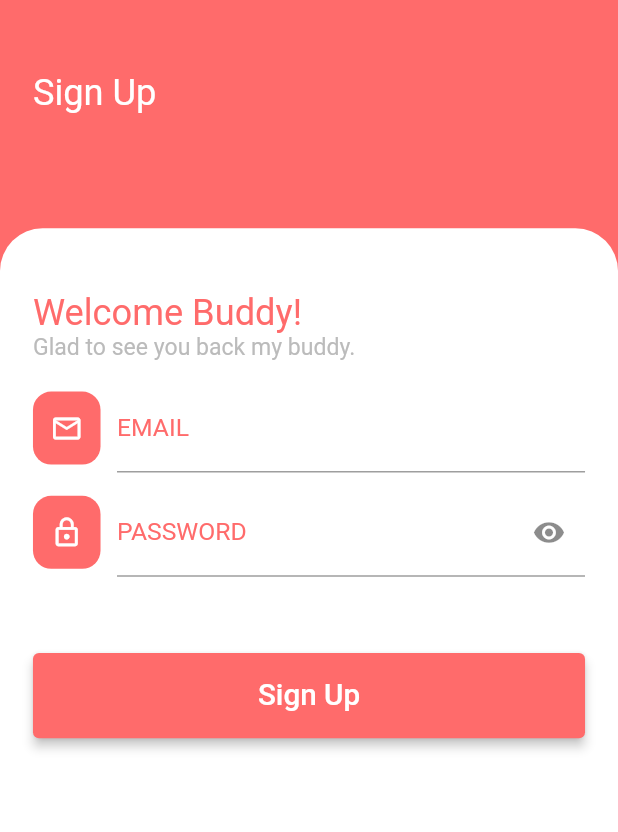
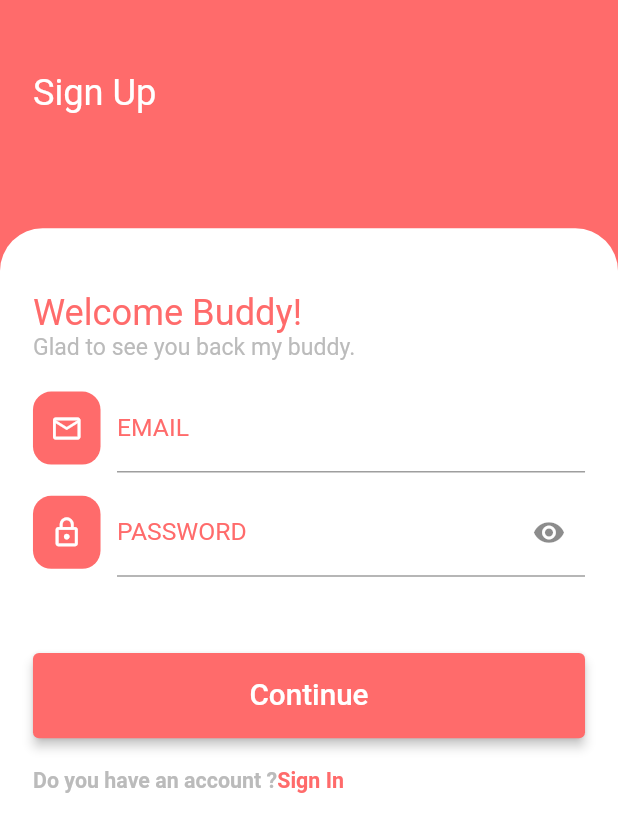
Before and after one commit to Rasyid-Renaldi/e_commerce_app, a Flutter app: the RegistrationScreen screen opened directly, on a phone screen of 412 x 824 dp. Shown: the top 832 px of the screen. Run offline on Flutter 3.47's test engine with Material 2 defaults, Android fonts, the phone set to English and light mode, and no system bars; our stand-ins replace carousel_slider, cloud_firestore, dots_indicator, firebase_auth, firebase_core, flutter_screenutil and 1 more; accounts and stored records are empty; network calls fail.

Commit message:
newest update

```diff
--- a/lib/ui/login_screen.dart
+++ b/lib/ui/login_screen.dart
@@ -137,7 +137,7 @@ class _LoginScreenState extends State<LoginScreen> {
                               child: TextField(
                                 controller: _emailController,
                                 decoration: InputDecoration(
-                                  hintText: "rasyed1127@gmail.com",
+                                  hintText: "fill in your email",
                                   hintStyle: TextStyle(
                                     fontSize: 14.sp,
                                     color: Color(0xFF414041),
--- a/lib/ui/registration_screen.dart
+++ b/lib/ui/registration_screen.dart
@@ -1,6 +1,7 @@
 // ignore_for_file: prefer_const_literals_to_create_immutables, prefer_const_constructors, library_private_types_in_public_api, unused_field, avoid_print, use_build_context_synchronously
 
 import 'package:e_commerce_app/const/AppColors.dart';
+import 'package:e_commerce_app/ui/login_screen.dart';
 import 'package:e_commerce_app/ui/user_form.dart';
 import 'package:e_commerce_app/widgets/customButton.dart';
 import 'package:firebase_auth/firebase_auth.dart';
@@ -135,7 +136,7 @@ class _RegistrationScreenState extends State<RegistrationScreen> {
                               child: TextField(
                                 controller: _emailController,
                                 decoration: InputDecoration(
-                                  hintText: "rasyed1127@gmail.com",
+                                  hintText: "fill in your email",
                                   hintStyle: TextStyle(
                                     fontSize: 14.sp,
                                     color: Color(0xFF414041),
@@ -220,11 +221,44 @@ class _RegistrationScreenState extends State<RegistrationScreen> {
                           height: 50.h,
                         ),
                         customButton(
-                          "Sign Up",
+                          "Continue",
                           () {
                             signUp();
                           },
                         ),
+                        SizedBox(
+                          height: 20.h,
+                        ),
+                        Wrap(
+                          children: [
+                            Text(
+                              "Do you have an account ?",
+                              style: TextStyle(
+                                fontSize: 13.sp,
+                                fontWeight: FontWeight.w600,
+                                color: Color(0xFFBBBBBB),
+                              ),
+                            ),
+                            GestureDetector(
+                              child: Text(
+                                "Sign In",
+                                style: TextStyle(
+                                  fontSize: 13.sp,
+                                  fontWeight: FontWeight.w600,
+                                  color: AppColors.deep_orange,
+                                ),
+                              ),
+                              onTap: () {
+                                Navigator.push(
+                                  context,
+                                  CupertinoPageRoute(
+                                    builder: (context) => LoginScreen(),
+                                  ),
+                                );
+                              },
+                            ),
+                          ],
+                        )
                       ],
                     ),
                   ),
--- a/lib/ui/search_screen.dart
+++ b/lib/ui/search_screen.dart
@@ -1,4 +1,4 @@
-// ignore_for_file: prefer_const_constructors
+// ignore_for_file: prefer_const_constructors, avoid_unnecessary_containers, avoid_print
 
 import 'package:cloud_firestore/cloud_firestore.dart';
 import 'package:flutter/material.dart';
```
Also changed, not shown: lib/ui/bottom_nav_pages/home.dart (+9 -7 lines), lib/ui/splash_screen.dart (+8 -3 lines).
